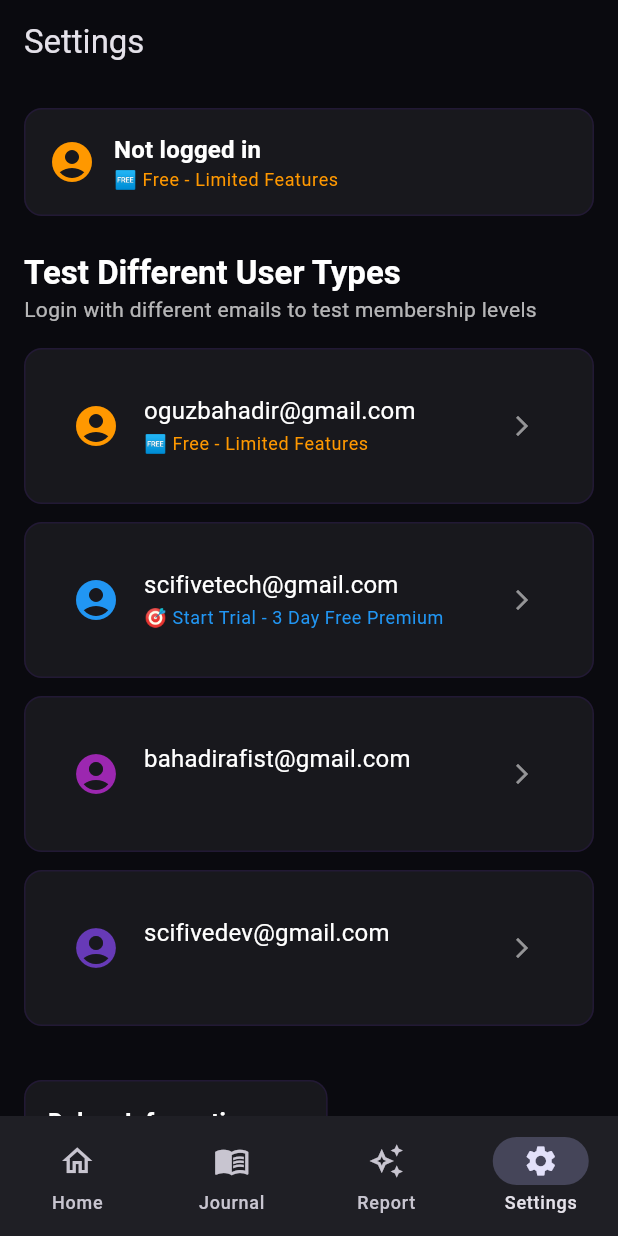
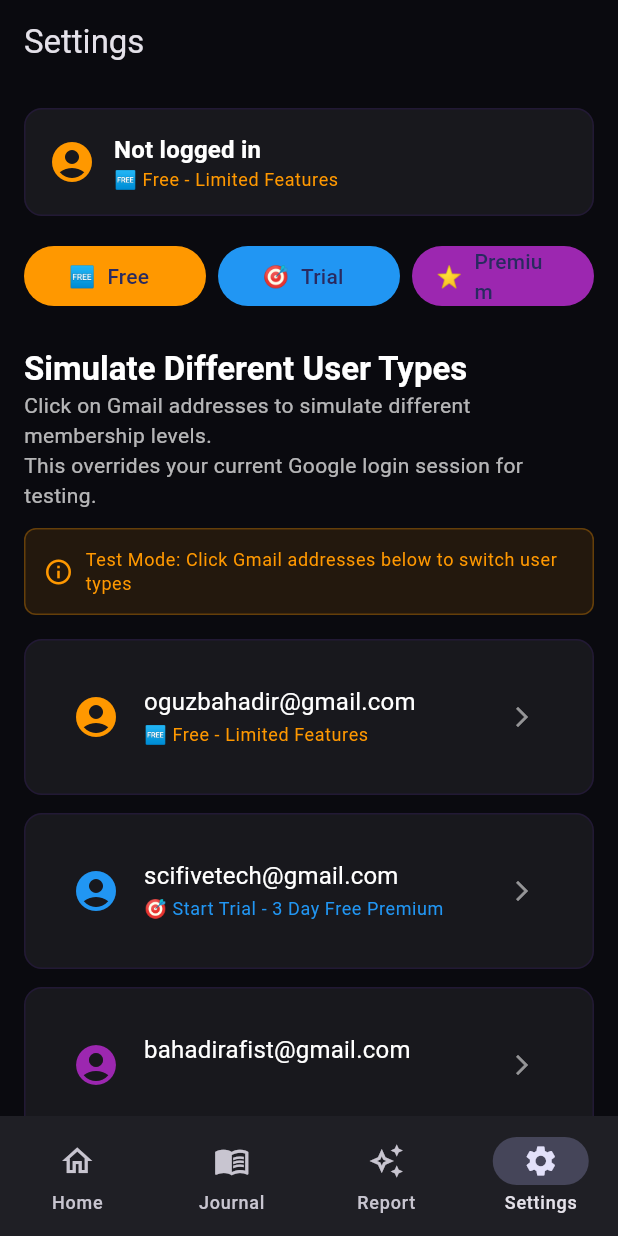
Before and after one commit to sophoclesai-rgb/HypnoLog-Flutter, a Flutter app: the SettingsScreen screen opened by its route, on a phone screen of 412 x 824 dp. Run offline on Flutter 3.47's test engine with Material 3 defaults, Android fonts, the phone set to English and light mode, and no system bars; our stand-ins replace firebase_core, flutter_riverpod, go_router; missing offline and left inert: purchases_flutter; accounts and stored records are empty; generated files the repository leaves out were written again.

Commit message:
Add quick user type switching buttons for testing in settings
Co-authored-by: sophoclesai <sophoclesai@gmail.com>

```diff
--- a/lib/screens/settings/settings_screen.dart
+++ b/lib/screens/settings/settings_screen.dart
@@ -65,12 +65,20 @@ class SettingsScreen extends ConsumerWidget {
                     SizedBox(
                       width: double.infinity,
                       child: OutlinedButton(
-                        onPressed: () => userNotifier.logout(),
+                        onPressed: () {
+                          userNotifier.logout();
+                          ScaffoldMessenger.of(context).showSnackBar(
+                            const SnackBar(
+                              content: Text('🚪 Logged out - Now in Free mode for testing'),
+                              backgroundColor: Colors.orange,
+                            ),
+                          );
+                        },
                         style: OutlinedButton.styleFrom(
                           side: const BorderSide(color: Colors.red),
                         ),
                         child: const Text(
-                          'Logout',
+                          'Reset to Free User (Test Logout)',
                           style: TextStyle(color: Colors.red),
                         ),
                       ),
@@ -80,20 +88,95 @@ class SettingsScreen extends ConsumerWidget {
               ),
             ),
 
+            const SizedBox(height: 16),
+
+            // Quick Test Buttons
+            Row(
+              children: [
+                Expanded(
+                  child: FilledButton.icon(
+                    onPressed: () {
+                      userNotifier.loginWithGmail('oguzbahadir@gmail.com');
+                      ScaffoldMessenger.of(context).showSnackBar(
+                        const SnackBar(content: Text('🆓 Now Free User - Check Dashboard!')),
+                      );
+                    },
+                    icon: const Text('🆓'),
+                    label: const Text('Free'),
+                    style: FilledButton.styleFrom(backgroundColor: Colors.orange),
+                  ),
+                ),
+                const SizedBox(width: 8),
+                Expanded(
+                  child: FilledButton.icon(
+                    onPressed: () {
+                      userNotifier.loginWithGmail('scifivetech@gmail.com');
+                      ScaffoldMessenger.of(context).showSnackBar(
+                        const SnackBar(content: Text('🎯 Now Trial User - Check Dashboard!')),
+                      );
+                    },
+                    icon: const Text('🎯'),
+                    label: const Text('Trial'),
+                    style: FilledButton.styleFrom(backgroundColor: Colors.blue),
+                  ),
+                ),
+                const SizedBox(width: 8),
+                Expanded(
+                  child: FilledButton.icon(
+                    onPressed: () {
+                      userNotifier.loginWithGmail('bahadirafist@gmail.com');
+                      ScaffoldMessenger.of(context).showSnackBar(
+                        const SnackBar(content: Text('⭐ Now Premium User - Check Dashboard!')),
+                      );
+                    },
+                    icon: const Text('⭐'),
+                    label: const Text('Premium'),
+                    style: FilledButton.styleFrom(backgroundColor: Colors.purple),
+                  ),
+                ),
+              ],
+            ),
+
             const SizedBox(height: 24),
 
             // Test Login Options
             Text(
-              'Test Different User Types',
+              'Simulate Different User Types',
               style: theme.textTheme.titleLarge?.copyWith(
                 color: Colors.white,
                 fontWeight: FontWeight.w600,
               ),
             ),
             Text(
-              'Login with different emails to test membership levels',
+              'Click on Gmail addresses to simulate different membership levels.\nThis overrides your current Google login session for testing.',
               style: theme.textTheme.bodyMedium?.copyWith(
                 color: Colors.white70,
+              ),
+            ),
+
+            const SizedBox(height: 12),
+
+            // Warning
+            Container(
+              padding: const EdgeInsets.all(12),
+              decoration: BoxDecoration(
+                color: Colors.orange.withOpacity(0.1),
+                border: Border.all(color: Colors.orange.withOpacity(0.3)),
+                borderRadius: BorderRadius.circular(8),
+              ),
+              child: Row(
+                children: [
+                  const Icon(Icons.info_outline, color: Colors.orange, size: 20),
+                  const SizedBox(width: 8),
+                  Expanded(
+                    child: Text(
+                      'Test Mode: Click Gmail addresses below to switch user types',
+                      style: theme.textTheme.bodySmall?.copyWith(
+                        color: Colors.orange,
+                      ),
+                    ),
+                  ),
+                ],
               ),
             ),
 
@@ -181,8 +264,17 @@ class SettingsScreen extends ConsumerWidget {
                             userNotifier.loginWithGmail(gmailEmail);
                             ScaffoldMessenger.of(context).showSnackBar(
                               SnackBar(
-                                content: Text('Logged in as ${_getUserTypeTitle(userType)}'),
+                                content: Text('🔄 Switched to ${gmailEmail}\n${_getUserTypeTitle(userType)}'),
                                 backgroundColor: _getUserTypeColor(userType),
+                                duration: const Duration(seconds: 2),
+                                action: SnackBarAction(
+                                  label: 'Go to Dashboard',
+                                  textColor: Colors.white,
+                                  onPressed: () {
+                                    // Navigate to dashboard to see changes
+                                    Navigator.pop(context); // Close settings if needed
+                                  },
+                                ),
                               ),
                             );
                           },
```
